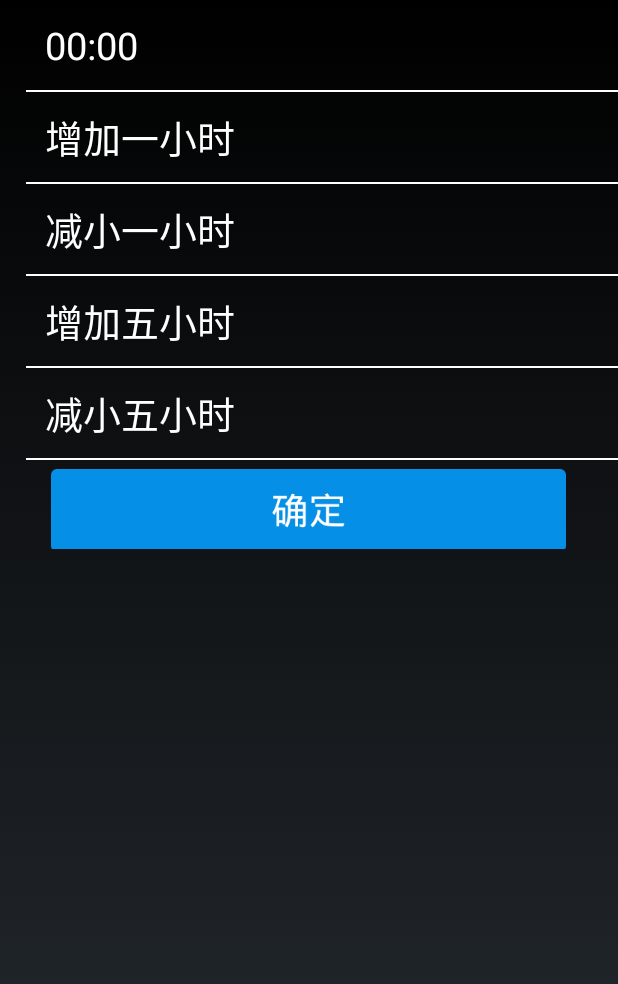
After one commit to luyulove001/coeus-alarmClock, an Android app: the layout activity_set_time_hour.xml on its own in the app's theme, with its tools: preview values and no code run, on a phone screen of 412 x 824 dp. The commit adds this screen. Shown: the top 984 px of the screen. Run offline under Robolectric (Android 15) with nearby library versions, the light colour scheme and no system bars.

Commit message:
增加设置时间功能

```diff
--- a/app/src/main/AndroidManifest.xml
+++ b/app/src/main/AndroidManifest.xml
@@ -45,6 +45,10 @@
             android:screenOrientation="portrait"/>
         <activity android:name=".activitities.AddAlarmActivity"
             android:screenOrientation="portrait"/>
+        <activity android:name=".activitities.SetAlarmTimeHourActivity"
+            android:screenOrientation="portrait"/>
+        <activity android:name=".activitities.SetAlarmTimeMinuteActivity"
+            android:screenOrientation="portrait"/>
 
         <receiver android:name=".receiver.AlarmReceiver">
             <intent-filter>
--- a/app/src/main/res/layout/activity_add_alarm.xml
+++ b/app/src/main/res/layout/activity_add_alarm.xml
@@ -152,6 +152,7 @@
         android:id="@+id/lyt_confirm"
         android:layout_width="match_parent"
         android:layout_height="wrap_content"
+        android:contentDescription="@string/btn_confirm"
         android:gravity="center">
 
         <Button
--- a/app/src/main/res/layout/activity_public_list.xml
+++ b/app/src/main/res/layout/activity_public_list.xml
@@ -17,6 +17,7 @@
         android:layout_width="match_parent"
         android:layout_height="wrap_content"
         android:gravity="center"
+        android:contentDescription="@string/btn_confirm"
         android:visibility="gone">
 
         <Button
--- /dev/null
+++ b/app/src/main/res/layout/activity_set_time_hour.xml
@@ -0,0 +1,126 @@
+<?xml version="1.0" encoding="utf-8"?>
+<LinearLayout xmlns:android="http://schemas.android.com/apk/res/android"
+    android:layout_width="match_parent"
+    android:layout_height="match_parent"
+    android:orientation="vertical">
+
+    <LinearLayout
+        android:layout_width="match_parent"
+        android:layout_height="wrap_content">
+
+        <TextView
+            android:id="@+id/tv_custom_hour_set"
+            android:layout_width="match_parent"
+            android:layout_height="@dimen/height_720x1280"
+            android:layout_marginLeft="30dp"
+            android:gravity="center_vertical"
+            android:text="00:00"
+            android:textColor="@color/white"
+            android:textSize="25sp" />
+    </LinearLayout>
+
+    <View
+        android:layout_width="match_parent"
+        android:layout_height="@dimen/line_height"
+        android:layout_marginLeft="17dp"
+        android:background="#fff" />
+
+    <LinearLayout
+        android:id="@+id/add_one_hour"
+        android:layout_width="match_parent"
+        android:layout_height="wrap_content">
+
+        <TextView
+            android:layout_width="match_parent"
+            android:layout_height="@dimen/height_720x1280"
+            android:layout_marginLeft="30dp"
+            android:gravity="center_vertical"
+            android:text="@string/add_one_hour"
+            android:textColor="@color/white"
+            android:textSize="25sp" />
+    </LinearLayout>
+
+    <View
+        android:layout_width="match_parent"
+        android:layout_height="@dimen/line_height"
+        android:layout_marginLeft="17dp"
+        android:background="#fff" />
+
+    <LinearLayout
+        android:id="@+id/minus_one_hour"
+        android:layout_width="match_parent"
+        android:layout_height="wrap_content">
+
+        <TextView
+            android:layout_width="match_parent"
+            android:layout_height="@dimen/height_720x1280"
+            android:layout_marginLeft="30dp"
+            android:gravity="center_vertical"
+            android:text="@string/minus_one_hour"
+            android:textColor="@color/white"
+            android:textSize="25sp" />
+    </LinearLayout>
+
+    <View
+        android:layout_width="match_parent"
+        android:layout_height="@dimen/line_height"
+        android:layout_marginLeft="17dp"
+        android:background="#fff" />
+
+    <LinearLayout
+        android:id="@+id/add_five_hour"
+        android:layout_width="match_parent"
+        android:layout_height="wrap_content">
+
+        <TextView
+            android:layout_width="match_parent"
+            android:layout_height="@dimen/height_720x1280"
+            android:layout_marginLeft="30dp"
+            android:gravity="center_vertical"
+            android:text="@string/add_five_hour"
+            android:textColor="@color/white"
+            android:textSize="25sp" />
+    </LinearLayout>
+
+    <View
+        android:layout_width="match_parent"
+        android:layout_height="@dimen/line_height"
+        android:layout_marginLeft="17dp"
+        android:background="#fff" />
+
+    <LinearLayout
+        android:id="@+id/minus_five_hour"
+        android:layout_width="match_parent"
+        android:layout_height="wrap_content">
+
+        <TextView
+            android:layout_width="match_parent"
+            android:layout_height="@dimen/height_720x1280"
+            android:layout_marginLeft="30dp"
+            android:gravity="center_vertical"
+            android:text="@string/minus_five_hour"
+            android:textColor="@color/white"
+            android:textSize="25sp" />
+    </LinearLayout>
+
+    <View
+        android:layout_width="match_parent"
+        android:layout_height="@dimen/line_height"
+        android:layout_marginLeft="17dp"
+        android:background="#fff" />
+
+    <LinearLayout
+        android:id="@+id/lyt_confirm"
+        android:layout_width="match_parent"
+        android:layout_height="wrap_content"
+        android:contentDescription="@string/btn_confirm"
+        android:gravity="center">
+
+        <Button
+            android:layout_width="@dimen/btn_confirm_width"
+            android:layout_height="@dimen/btn_confirm_height"
+            android:layout_marginTop="4dp"
+            android:background="@mipmap/btn_confirm"
+            android:gravity="center_vertical" />
+    </LinearLayout>
+</LinearLayout>
--- a/app/src/main/res/values/strings.xml
+++ b/app/src/main/res/values/strings.xml
@@ -1,5 +1,4 @@
-<resources xmlns:android="http://schemas.android.com/apk/res/android"
-    xmlns:xliff="urn:oasis:names:tc:xliff:document:1.2">
+<resources xmlns:xliff="urn:oasis:names:tc:xliff:document:1.2">
     <string name="app_name">Rhea-demo</string>
     <string name="action_settings">Settings</string>
     <string name="text_tts_source">宁波天坦智慧电子科技股份有限公司是一家专门致力于面向视障人士的无障碍信息系统研发与运维的科技公司，公司业务涵盖智能设备研发、智能软件系统设计以及软件平台运维等，2014年初成立于宁波高新区研发园，注册资本600万元。公司始终坚持“以技术创新实现产品价值”的理念，鼓励员工进行产品与技术创新，目前已经获得多项自主知识产权。天坦人时刻秉承“光明，责任，使命”的经营理念，立志为全球视力障碍人士提供全方位的互联网信息无障碍服务，公司愿景：以信息技术彻底改变视障人士的生活方式。</string>
@@ -12,6 +11,16 @@
     <string name="alarm_snooze_duration_time">10分钟</string>
     <string name="alarm_key_setting">按键设置</string>
     <string name="alarm_key_setting_txt">设置闹钟铃声时音量、电源的作用</string>
+    <string name="btn_confirm">确定</string>
+    <string name="add_one_hour">增加一小时</string>
+    <string name="minus_one_hour">减小一小时</string>
+    <string name="add_five_hour">增加五小时</string>
+    <string name="minus_five_hour">减小五小时</string>
+    <string name="add_one_minute">增加一分钟</string>
+    <string name="minus_one_minute">减小一分钟</string>
+    <string name="add_ten_minute">增加十分钟</string>
+    <string name="minus_ten_minute">减小十分钟</string>
+
 
     <string name="hello">Hello World, DeskClockMainActivity!</string>
     <!--<string name="app_name">闹钟</string>-->
```
Also changed, not shown: app/src/main/java/net/tatans/coeus/alarm/activitities/AddAlarmActivity.java (+7 -7 lines), app/src/main/java/net/tatans/coeus/alarm/activitities/SetAlarmTimeHourActivity.java (added, +136 -0 lines), app/src/main/java/net/tatans/coeus/alarm/activitities/SetAlarmTimeMinuteActivity.java (added, +90 -0 lines), app/src/main/res/layout/activity_set_time_minute.xml (added, +130 -0 lines).
